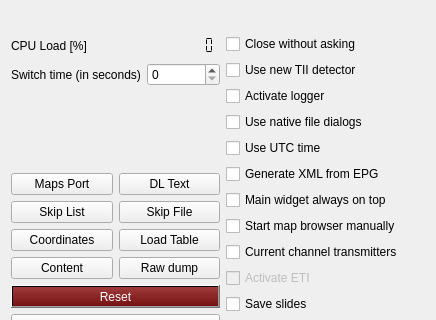
Above: src/configuration/configuration.ui from tomneda/DABstar before the change; both pictures show x 0 to 436 and y 0 to 320 of the 436 by 472 pixel window. Below: the same form after it.
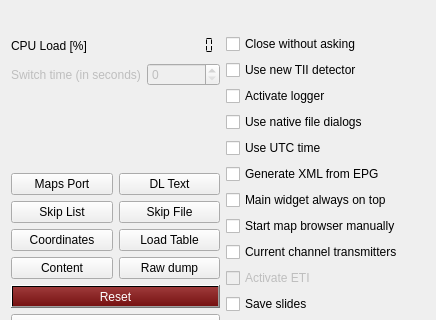
That is the form after the change.

Patch:
```diff
--- a/src/configuration/configuration.ui
+++ b/src/configuration/configuration.ui
@@ -28,6 +28,9 @@
         <layout class="QFormLayout" name="formLayout">
          <item row="1" column="0">
           <widget class="QLabel" name="label_2">
+           <property name="enabled">
+            <bool>false</bool>
+           </property>
            <property name="text">
             <string>Switch time (in seconds)</string>
            </property>
@@ -35,6 +38,9 @@
          </item>
          <item row="1" column="1">
           <widget class="QSpinBox" name="switchDelaySetting">
+           <property name="enabled">
+            <bool>false</bool>
+           </property>
            <property name="toolTip">
             <string>Set here the delay, when searching for data in a channel, in seconds</string>
            </property>
```
